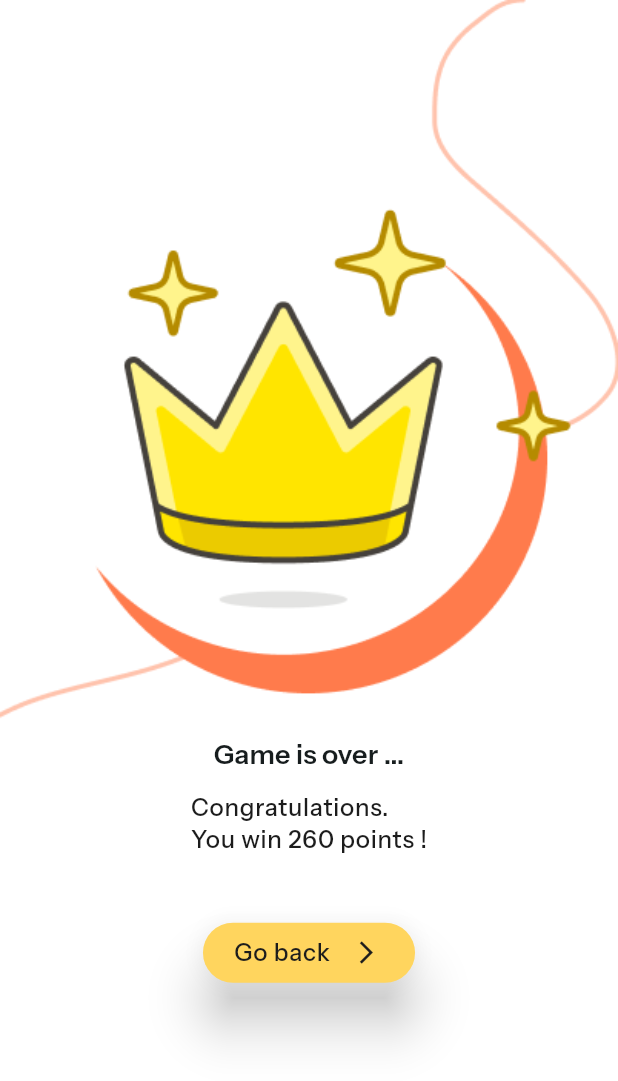
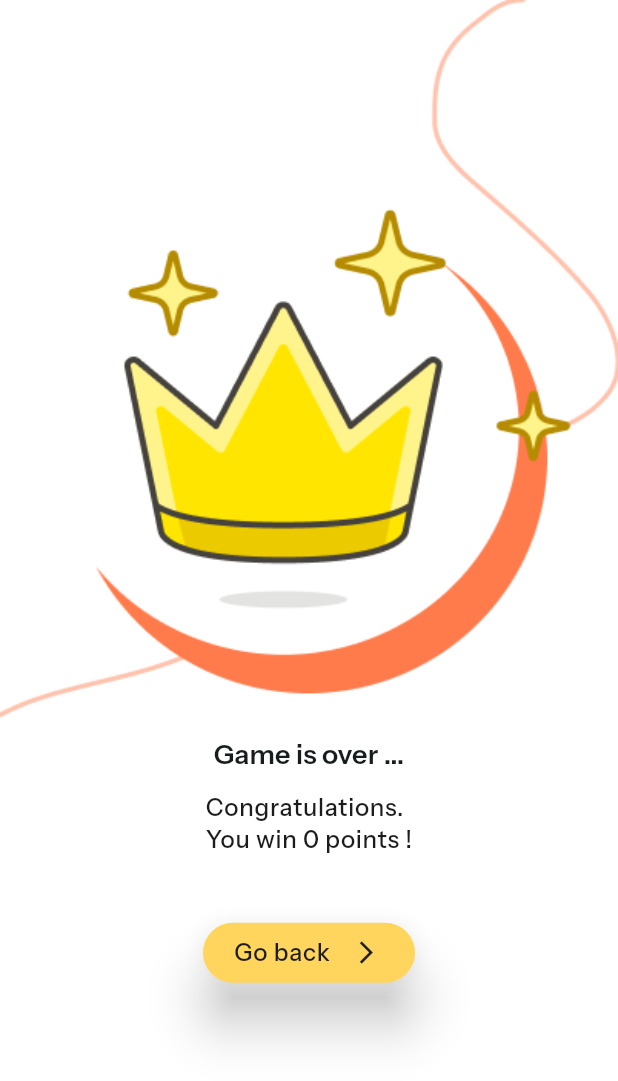
Before and after one commit to Schtroumphy/liam_game, a Flutter app: the EndGameScreen screen opened directly, on a phone screen of 412 x 824 dp. Shown: the top 1081 px of the screen. Run offline on Flutter 3.47's test engine with Material 3 defaults, Android fonts, the light colour scheme and no system bars; our stand-ins replace flutter_riverpod, riverpod_annotation; missing offline and left inert: google_mlkit_digital_ink_recognition; generated files the repository leaves out were written again.

Commit message:
:sparkles: Add game score

```diff
--- a/lib/pages/game/end_game_screen.dart
+++ b/lib/pages/game/end_game_screen.dart
@@ -1,17 +1,21 @@
 import 'package:flutter/material.dart';
+import 'package:flutter_riverpod/flutter_riverpod.dart';
 import 'package:liam_game/core/extensions/build_context_extension.dart';
 import 'package:liam_game/core/extensions/string_extensions.dart';
+import 'package:liam_game/pages/game/application/game_manager.dart';
 import 'package:liam_game/pages/home/home_screen.dart';
 import 'package:liam_game/theme/colors.dart';
 import 'package:liam_game/widgets/app_text.dart';
 import 'package:liam_game/widgets/button_icon.dart';
 
-class EndGameScreen extends StatelessWidget {
+class EndGameScreen extends ConsumerWidget {
   const EndGameScreen({super.key});
 
   @override
-  Widget build(BuildContext context) {
+  Widget build(BuildContext context, WidgetRef ref) {
     final size = MediaQuery.sizeOf(context);
+    final score = ref.read(gameManagerNotifierProvider).score;
+
     return Scaffold(
       backgroundColor: AppColors.white,
       body: Center(
@@ -29,7 +33,7 @@ class EndGameScreen extends StatelessWidget {
               children: [
                 AppText('Game is over ...'.hardcoded, style: context.textTheme.labelLarge,),
                 const SizedBox(height: 12,),
-                AppText('Congratulations.\nYou win 260 points !'.hardcoded, style: context.textTheme.labelMedium?.copyWith(
+                AppText('Congratulations.\nYou win $score points !'.hardcoded, style: context.textTheme.labelMedium?.copyWith(
                   color: AppColors.primaryBlack,
                 ),),
                 SizedBox(height: size.height * 0.05,),
--- a/lib/pages/game/ink_detection_game/ink_panel.dart
+++ b/lib/pages/game/ink_detection_game/ink_panel.dart
@@ -14,7 +14,9 @@ import 'package:liam_game/widgets/app_padding.dart';
 import 'package:liam_game/widgets/button_icon.dart';
 
 class InkPanel extends ConsumerStatefulWidget {
-  const InkPanel({super.key});
+  const InkPanel({super.key, required this.addScore});
+
+  final Function(int) addScore;
 
   @override
   ConsumerState<InkPanel> createState() => _InkPanelState();
@@ -45,6 +47,7 @@ class _InkPanelState extends ConsumerState<InkPanel> {
       _display = true;
       _isGoodAnswer = isGood;
       if(isGood) {
+        widget.addScore(_currentWord?.enWord.length ?? 0);
         _currentWord = _futureWords.where((e) => e.level == 1).toList()[Random().nextInt(30)];
         Future.delayed(3.seconds, () {
           _display = false;
```
Also changed, not shown: lib/pages/game/application/game_manager.dart (+11 -2 lines), lib/pages/game/game_screen.dart (+7 -5 lines), lib/pages/game/widgets/game_header.dart (+12 -6 lines).
